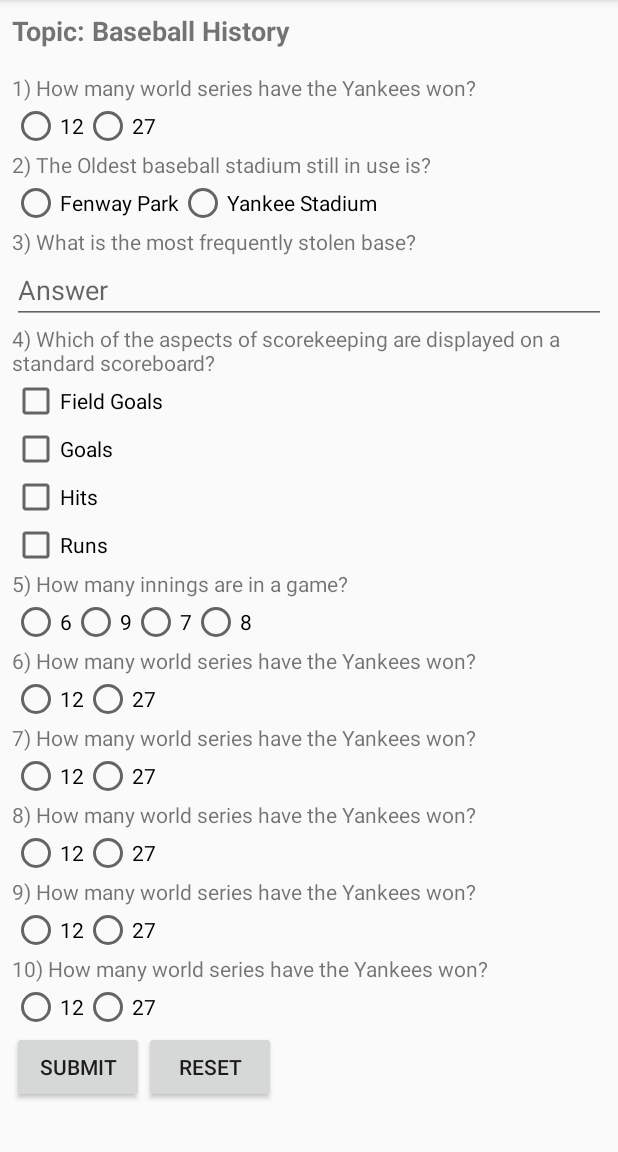
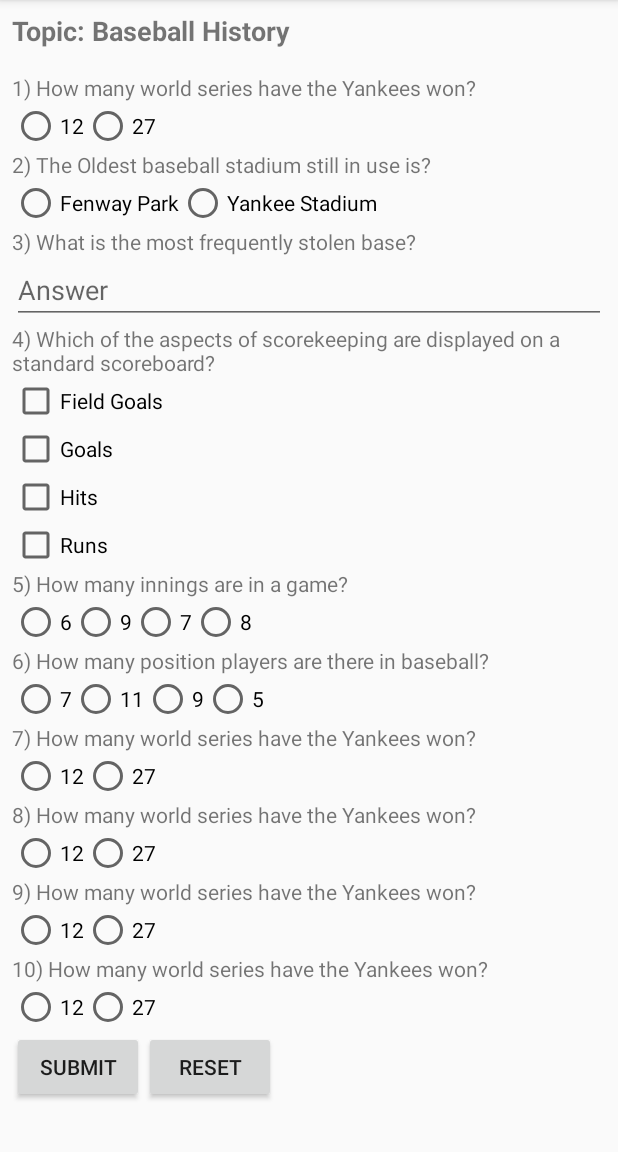
Before and after one commit to uenvymenow/QuizApp, an Android app: the screen it shows after launch (MainActivity), on a phone screen of 412 x 824 dp, the part 84-1236 px from its top. Run offline under Robolectric (Android 15) with nearby library versions, the phone set to English and light mode, and no system bars.

```diff
--- a/app/src/main/res/layout/activity_main.xml
+++ b/app/src/main/res/layout/activity_main.xml
@@ -193,7 +193,7 @@
                     android:id="@+id/question_6_text_view"
                     android:layout_width="wrap_content"
                     android:layout_height="wrap_content"
-                    android:text="6) How many world series have the Yankees won?" />
+                    android:text="6) How many position players are there in baseball?" />
 
                 <RadioGroup
                     android:id="@+id/radioGroup6"
@@ -202,18 +202,32 @@
                     android:orientation="horizontal">
 
                     <RadioButton
-                        android:id="@+id/questionSixIncorrect"
+                        android:id="@+id/questionSixIncorrect1"
                         android:layout_width="wrap_content"
                         android:layout_height="wrap_content"
                         android:onClick="question6RadioButton"
-                        android:text="12" />
+                        android:text="7" />
+
+                    <RadioButton
+                        android:id="@+id/questionSixIncorrect2"
+                        android:layout_width="wrap_content"
+                        android:layout_height="wrap_content"
+                        android:onClick="question6RadioButton"
+                        android:text="11" />
 
                     <RadioButton
                         android:id="@+id/questionSixCorrect"
                         android:layout_width="wrap_content"
                         android:layout_height="wrap_content"
                         android:onClick="question6RadioButton"
-                        android:text="27" />
+                        android:text="9" />
+
+                    <RadioButton
+                        android:id="@+id/questionSixIncorrect3"
+                        android:layout_width="wrap_content"
+                        android:layout_height="wrap_content"
+                        android:onClick="question6RadioButton"
+                        android:text="5" />
                 </RadioGroup>
 
                 <!-- Question 7 -->
```
Also changed, not shown: app/src/main/java/com/example/android/quizapplication/MainActivity.java (+4 -11 lines).
